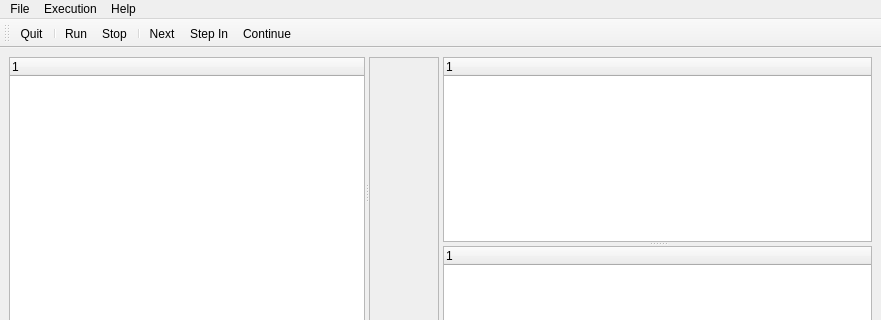
The window that src/mainwindow.ui (jhn98032/gede) describes before a commit, drawn with Qt 5; both pictures show x 0 to 881 and y 0 to 320 of the 881 by 698 pixel window.
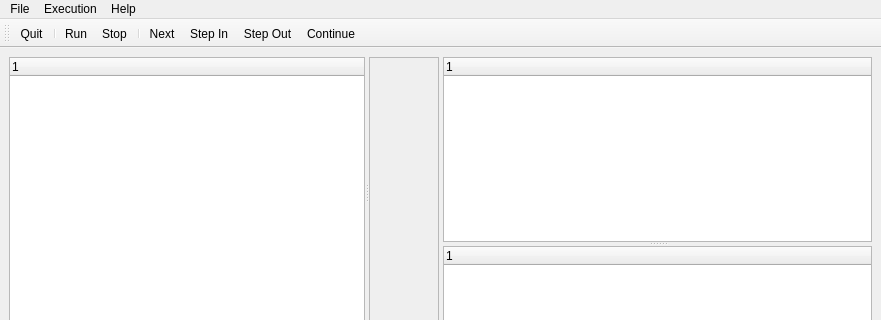
The same window after the commit. Icons and pictures are not drawn. Custom widgets are drawn as their Qt base class.

Commit message: Added step-out button

What changed in the file:
```diff
--- a/src/mainwindow.ui
+++ b/src/mainwindow.ui
@@ -242,6 +242,7 @@
    <addaction name="separator"/>
    <addaction name="actionNext"/>
    <addaction name="actionStep_In"/>
+   <addaction name="actionStep_Out"/>
    <addaction name="actionContinue"/>
   </widget>
   <action name="actionQuit">
@@ -308,6 +309,15 @@
     <string>Settings</string>
    </property>
   </action>
+  <action name="actionStep_Out">
+   <property name="icon">
+    <iconset resource="resource.qrc">
+     <normaloff>:/images/res/step_out.png</normaloff>:/images/res/step_out.png</iconset>
+   </property>
+   <property name="text">
+    <string>Step Out</string>
+   </property>
+  </action>
  </widget>
  <customwidgets>
   <customwidget>
```
The commit also changes 6 other files.
